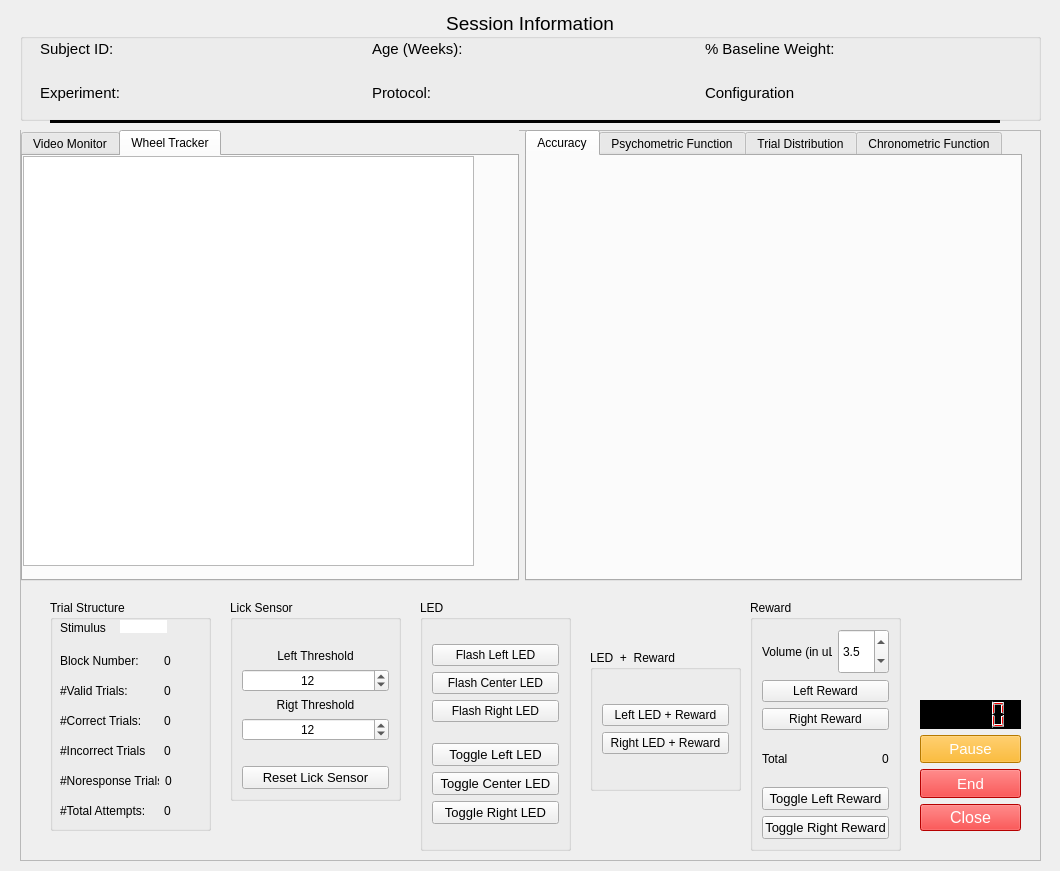
This is protocols/random_dot_motion/core/gui/rdk_rig.ui in vaibrainium/NeuRPi as Qt 5 draws it before an edit. The edited form follows.
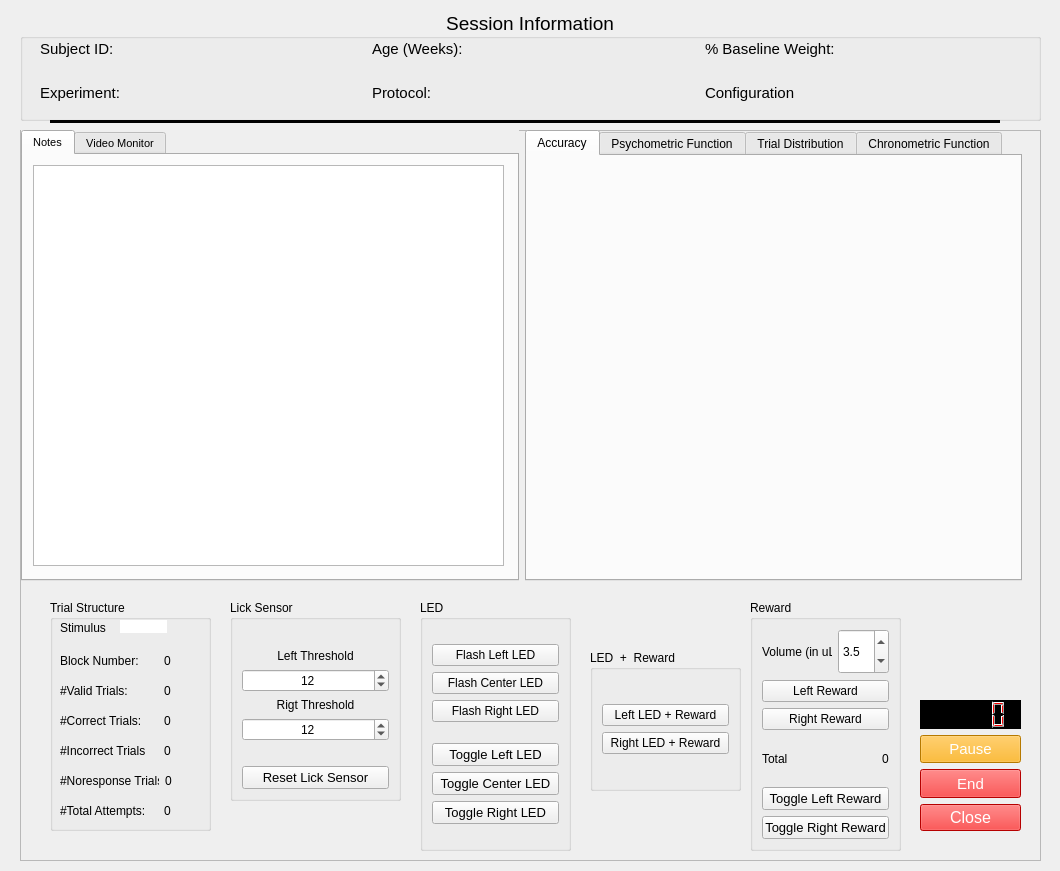
This is the edited form. Custom widgets are drawn as their Qt base class.

Commit message: feat: note-taking added to gui

Diff of the .ui file:
```diff
--- a/protocols/random_dot_motion/core/gui/rdk_rig.ui
+++ b/protocols/random_dot_motion/core/gui/rdk_rig.ui
@@ -524,6 +524,11 @@
          <verstretch>0</verstretch>
         </sizepolicy>
        </property>
+       <property name="font">
+        <font>
+         <pointsize>8</pointsize>
+        </font>
+       </property>
        <property name="autoFillBackground">
         <bool>true</bool>
        </property>
@@ -539,6 +544,33 @@
        <property name="elideMode">
         <enum>Qt::ElideLeft</enum>
        </property>
+       <widget class="QWidget" name="tab_26">
+        <attribute name="title">
+         <string>Notes</string>
+        </attribute>
+        <widget class="QTextEdit" name="notes">
+         <property name="geometry">
+          <rect>
+           <x>10</x>
+           <y>10</y>
+           <width>471</width>
+           <height>401</height>
+          </rect>
+         </property>
+         <property name="font">
+          <font>
+           <pointsize>15</pointsize>
+          </font>
+         </property>
+         <property name="html">
+          <string>&lt;!DOCTYPE HTML PUBLIC &quot;-//W3C//DTD HTML 4.0//EN&quot; &quot;http://www.w3.org/TR/REC-html40/strict.dtd&quot;&gt;
+&lt;html&gt;&lt;head&gt;&lt;meta name=&quot;qrichtext&quot; content=&quot;1&quot; /&gt;&lt;style type=&quot;text/css&quot;&gt;
+p, li { white-space: pre-wrap; }
+&lt;/style&gt;&lt;/head&gt;&lt;body style=&quot; font-family:'MS Shell Dlg 2'; font-size:15pt; font-weight:400; font-style:normal;&quot;&gt;
+&lt;p style=&quot;-qt-paragraph-type:empty; margin-top:0px; margin-bottom:0px; margin-left:0px; margin-right:0px; -qt-block-indent:0; text-indent:0px; font-size:8.25pt;&quot;&gt;&lt;br /&gt;&lt;/p&gt;&lt;/body&gt;&lt;/html&gt;</string>
+         </property>
+        </widget>
+       </widget>
        <widget class="QWidget" name="tab_25">
         <attribute name="title">
          <string>Video Monitor</string>
@@ -557,21 +589,6 @@
          </property>
         </widget>
        </widget>
-       <widget class="QWidget" name="tab_26">
-        <attribute name="title">
-         <string>Wheel Tracker</string>
-        </attribute>
-        <widget class="QGraphicsView" name="graphicsView_9">
-         <property name="geometry">
-          <rect>
-           <x>0</x>
-           <y>0</y>
-           <width>451</width>
-           <height>410</height>
-          </rect>
-         </property>
-        </widget>
-       </widget>
       </widget>
      </item>
      <item>
```
Left out of the diff: 7 changed lines with no effect on the pictures. The commit also changes 1 other file.
